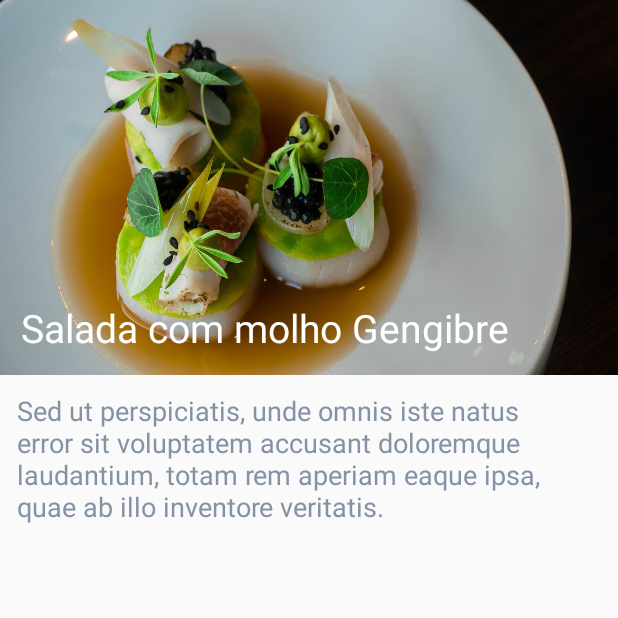
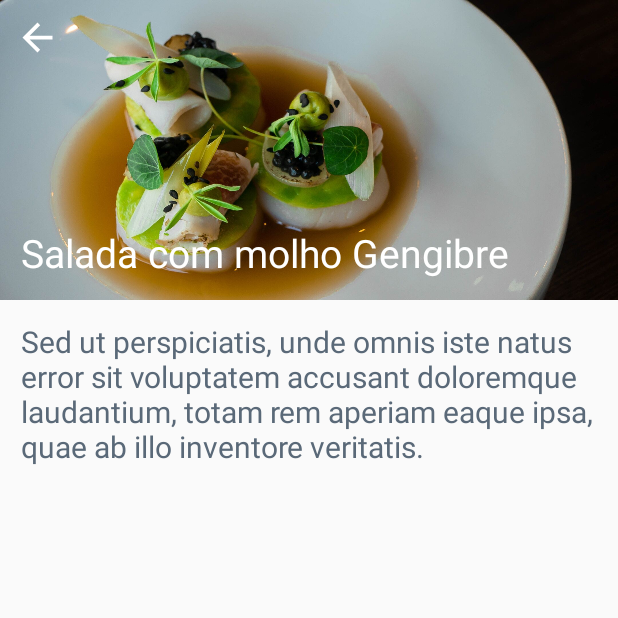
Before and after one commit to CamilaPelegrina/desafioAndroidCore, an Android app: the fragment FragmentDetails placed in its activity, after a tap on "Salada com molho Gengibre", on a phone screen of 412 x 824 dp, the top half of it. Run offline under Robolectric (Android 15) with nearby library versions, the phone set to English and light mode, and no system bars.

Commit message:
Ajuste Fragment Receita

```diff
--- a/app/src/main/java/com/example/digitalhousefoods/ui/DetailsAdapter.kt
+++ b/app/src/main/java/com/example/digitalhousefoods/ui/DetailsAdapter.kt
@@ -23,7 +23,7 @@ class DetailsAdapter(private val listReceitas: MutableList<Receitas>) :
         holder.itemView.setOnClickListener {
             MainActivity.fm.beginTransaction()
                 .replace(R.id.fragmentContainer, FragmentReceita(), null)
-                .addToBackStack(null).commit()
+                    .addToBackStack(null).commit()
         }
     }
 
--- a/app/src/main/java/com/example/digitalhousefoods/ui/FragmentDetails.kt
+++ b/app/src/main/java/com/example/digitalhousefoods/ui/FragmentDetails.kt
@@ -5,16 +5,16 @@ import android.view.LayoutInflater
 import android.view.View
 import android.view.ViewGroup
 import androidx.appcompat.app.AppCompatActivity
+import androidx.appcompat.widget.AppCompatButton
 import androidx.fragment.app.Fragment
+import androidx.navigation.fragment.findNavController
 import androidx.recyclerview.widget.GridLayoutManager
 import androidx.recyclerview.widget.RecyclerView
 import com.example.digitalhousefoods.R
 import com.example.digitalhousefoods.ui.model.Receitas
 
 class FragmentDetails : Fragment(){
-
     private var listReceitas = mutableListOf<Receitas>()
-
 
     override fun onCreateView(
         inflater: LayoutInflater,
@@ -22,8 +22,23 @@ class FragmentDetails : Fragment(){
         savedInstanceState: Bundle?
     ): View? {
         (activity as AppCompatActivity).supportActionBar?.hide()
-        return inflater.inflate(R.layout.recycler_details, container, false)
+        //(activity as AppCompatActivity).setTheme(R.style.CustomActionBarTheme)
+        //(activity as AppCompatActivity).supportActionBar?.setDisplayHomeAsUpEnabled(true)
+        //(activity as AppCompatActivity).supportActionBar?.title = ""
 
+        fun handleOnBackPressed() {
+            findNavController().navigate(R.id.action_fragmentDetails_to_fragmentHome)
+        }
+
+        val view: View = inflater.inflate(R.layout.recycler_details, container, false)
+        //view.btnBackDetail.setOnClickListener {
+          //  findNavController().navigate(R.id.action_fragmentDetails_to_fragmentHome)
+        //}
+        view.findViewById<AppCompatButton>(R.id.btnBackDetail).setOnClickListener{
+            MainActivity.fm.beginTransaction().replace(R.id.fragmentContainer, FragmentHome(), null)
+        }
+
+        return view
     }
 
     override fun onViewCreated(view: View, savedInstanceState: Bundle?) {
@@ -37,9 +52,7 @@ class FragmentDetails : Fragment(){
         recyclerView2.apply {
             layoutManager = GridLayoutManager(context, 2)
         }
-
     }
-
 
     private fun populateList() {
         listReceitas.clear()
--- a/app/src/main/java/com/example/digitalhousefoods/ui/FragmentHome.kt
+++ b/app/src/main/java/com/example/digitalhousefoods/ui/FragmentHome.kt
@@ -4,19 +4,21 @@ import android.os.Bundle
 import android.view.LayoutInflater
 import android.view.View
 import android.view.ViewGroup
+import androidx.appcompat.app.AppCompatActivity
 import androidx.fragment.app.Fragment
 import androidx.recyclerview.widget.LinearLayoutManager
 import androidx.recyclerview.widget.RecyclerView
 import com.example.digitalhousefoods.R
 import com.example.digitalhousefoods.ui.model.Restaurant
 
-
-
 class FragmentHome : Fragment() {
     private var listRestaurant = mutableListOf<Restaurant>()
 
     override fun onCreateView(inflater: LayoutInflater, container: ViewGroup?, savedInstanceState: Bundle?): View? {
-        return inflater.inflate(R.layout.fragment_home, container, false)
+        (activity as AppCompatActivity).supportActionBar?.setDisplayHomeAsUpEnabled(false)
+        val view: View = inflater.inflate(R.layout.fragment_home, container, false)
+
+        return  view
     }
 
     override fun onViewCreated(view: View, savedInstanceState: Bundle?) {
@@ -37,5 +39,4 @@ class FragmentHome : Fragment() {
         listRestaurant.add(Restaurant(R.drawable.image5,R.string.restaurant3, R.string.endereco3, R.string.horario3))
         listRestaurant.add(Restaurant(R.drawable.image3,R.string.restaurant4, R.string.endereco4, R.string.horario4))
         }
-
 }
--- a/app/src/main/java/com/example/digitalhousefoods/ui/FragmentReceita.kt
+++ b/app/src/main/java/com/example/digitalhousefoods/ui/FragmentReceita.kt
@@ -5,13 +5,26 @@ import android.view.LayoutInflater
 import android.view.View
 import android.view.ViewGroup
 import androidx.appcompat.app.AppCompatActivity
+import androidx.appcompat.widget.AppCompatButton
 import androidx.fragment.app.Fragment
 import com.example.digitalhousefoods.R
 
 class FragmentReceita : Fragment() {
     override fun onCreateView(inflater: LayoutInflater, container: ViewGroup?, savedInstanceState: Bundle?): View? {
         (activity as AppCompatActivity).supportActionBar?.hide()
-        return inflater.inflate(R.layout.fragment_receita, container, false)
+        //(activity as AppCompatActivity).supportActionBar?.setDisplayHomeAsUpEnabled(true)
+        //(activity as AppCompatActivity).supportActionBar?.title = ""
+
+        val view: View = inflater.inflate(R.layout.fragment_receita, container, false)
+       //view.btnBackReceita.setOnClickListener {
+         //   findNavController().navigate(R.id.action_fragmentReceita_to_fragmentDetails)
+        //}
+
+        view.findViewById<AppCompatButton>(R.id.btnBackReceita).setOnClickListener{
+            MainActivity.fm.beginTransaction().replace(R.id.fragmentContainer, FragmentDetails(), null)
+        }
+
+        return view
     }
 
 }
--- a/app/src/main/java/com/example/digitalhousefoods/ui/LoginActivity.kt
+++ b/app/src/main/java/com/example/digitalhousefoods/ui/LoginActivity.kt
@@ -3,13 +3,13 @@ package com.example.digitalhousefoods.ui
 import android.content.Intent
 import android.os.Bundle
 import androidx.appcompat.app.AppCompatActivity
-import androidx.core.content.ContextCompat.startActivity
 import com.example.digitalhousefoods.R
 import kotlinx.android.synthetic.main.activity_login.*
 
 class LoginActivity : AppCompatActivity() {
     override fun onCreate(savedInstanceState: Bundle?) {
         setTheme(R.style.AppTheme)
+        supportActionBar
         super.onCreate(savedInstanceState)
         setContentView(R.layout.activity_login)
 
@@ -23,12 +23,12 @@ class LoginActivity : AppCompatActivity() {
 
     }
 
-    fun callMain(){
+    private fun callMain(){
         val intent = Intent(this, MainActivity::class.java)
         startActivity(intent)
         }
 
-    fun callCadastro(){
+    private fun callCadastro(){
         val intent = Intent(this, RegisterActivity::class.java)
         startActivity(intent)
     }
--- a/app/src/main/java/com/example/digitalhousefoods/ui/MainActivity.kt
+++ b/app/src/main/java/com/example/digitalhousefoods/ui/MainActivity.kt
@@ -13,8 +13,10 @@ class MainActivity : AppCompatActivity() {
 
 
     override fun onCreate(savedInstanceState: Bundle?) {
+
         super.onCreate(savedInstanceState)
         setContentView(R.layout.activity_main)
+
 
         fm = supportFragmentManager
         fm.beginTransaction().add(R.id.fragmentContainer, FragmentHome(), null).commit()
--- a/app/src/main/java/com/example/digitalhousefoods/ui/RestaurantAdapter.kt
+++ b/app/src/main/java/com/example/digitalhousefoods/ui/RestaurantAdapter.kt
@@ -8,13 +8,23 @@ import android.widget.TextView
 import androidx.recyclerview.widget.RecyclerView
 import com.example.digitalhousefoods.R
 import com.example.digitalhousefoods.ui.model.Restaurant
+import kotlin.properties.Delegates
 
 class RestaurantAdapter(private val listRestaurant: MutableList<Restaurant>) :
     RecyclerView.Adapter<RestaurantAdapter.RestaurantViewHolder>() {
+
+    private var txtName by Delegates.notNull<Int>()
+    private var imageView by Delegates.notNull<Int>()
+    private var listDados = ArrayList<Int>()
+
     override fun onCreateViewHolder(parent: ViewGroup, viewType: Int): RestaurantViewHolder {
-        val view = LayoutInflater.from(parent.context).inflate(R.layout.recycler_restaurant, parent, false)
+
+        val view =
+            LayoutInflater.from(parent.context).inflate(R.layout.recycler_restaurant, parent, false)
+
         return RestaurantViewHolder(view)
     }
+
 
     override fun onBindViewHolder(holder: RestaurantViewHolder, position: Int) {
         holder.imageView.setImageResource(listRestaurant[position].image)
@@ -22,9 +32,11 @@ class RestaurantAdapter(private val listRestaurant: MutableList<Restaurant>) :
         holder.txtLocation.setText(listRestaurant[position].endereco)
         holder.txtHorarios.setText(listRestaurant[position].horario)
 
+
         holder.itemView.setOnClickListener {
+
             MainActivity.fm.beginTransaction().replace(R.id.fragmentContainer, FragmentDetails(), null)
-                .addToBackStack(null).commit()
+             .addToBackStack(null).commit()
         }
     }
 
@@ -38,4 +50,5 @@ class RestaurantAdapter(private val listRestaurant: MutableList<Restaurant>) :
         var txtLocation: TextView = itemView.findViewById(R.id.txtRecyclerRestaurantEndereco)
         var txtHorarios: TextView = itemView.findViewById(R.id.txtRecyclerRestaurantHorario)
     }
+
 }
--- /dev/null
+++ b/app/src/main/res/drawable/ic_baseline_arrow_back_24.xml
@@ -0,0 +1,5 @@
+<vector android:height="24dp" android:tint="#FFFFFF"
+    android:viewportHeight="24" android:viewportWidth="24"
+    android:width="24dp" xmlns:android="http://schemas.android.com/apk/res/android">
+    <path android:fillColor="@android:color/white" android:pathData="M20,11H7.83l5.59,-5.59L12,4l-8,8 8,8 1.41,-1.41L7.83,13H20v-2z"/>
+</vector>
--- a/app/src/main/res/layout/activity_main.xml
+++ b/app/src/main/res/layout/activity_main.xml
@@ -6,4 +6,5 @@
     android:layout_width="match_parent"
     android:layout_height="match_parent"
     android:backgroundTint="@color/background_recycler"
-    tools:context=".ui.MainActivity" />
+    tools:context=".ui.MainActivity"
+    android:theme="@style/Theme.AppCompat.Light"/>
--- a/app/src/main/res/layout/fragment_receita.xml
+++ b/app/src/main/res/layout/fragment_receita.xml
@@ -1,26 +1,46 @@
 <?xml version="1.0" encoding="utf-8"?>
+
 <LinearLayout xmlns:android="http://schemas.android.com/apk/res/android"
-    android:orientation="vertical" android:layout_width="match_parent"
-    android:layout_height="match_parent">
+xmlns:app="http://schemas.android.com/apk/res-auto"
+xmlns:tools="http://schemas.android.com/tools"
+android:layout_width="match_parent"
+android:layout_height="match_parent"
+android:orientation="vertical"
+tools:context="ui.FragmentHome">
+
+    <androidx.constraintlayout.widget.ConstraintLayout
+        android:layout_width="match_parent"
+        android:layout_height="wrap_content">
+
+        <Button
+            android:id="@+id/btnBackReceita"
+            android:layout_width="30dp"
+            android:layout_height="30dp"
+            android:background="@drawable/ic_baseline_arrow_back_24"
+            app:layout_constraintStart_toStartOf="parent"
+            app:layout_constraintTop_toTopOf="parent"
+            android:layout_margin="10dp"/>
 
         <TextView
             android:id="@+id/txtHeader"
             android:layout_width="match_parent"
-        android:layout_height="250dp"
+            android:layout_height="200dp"
+            android:background="@drawable/image4"
             android:gravity="bottom"
             android:padding="14dp"
+            android:text="@string/receita"
             android:textColor="#FFFFFF"
             android:textSize="26sp"
-        android:background="@drawable/image4"
-        android:text="@string/receita"/>
+            tools:layout_editor_absoluteX="16dp"
+            tools:layout_editor_absoluteY="0dp" />
+    </androidx.constraintlayout.widget.ConstraintLayout>
+
     <TextView
         android:layout_width="match_parent"
-        android:layout_height="match_parent"
+        android:layout_height="wrap_content"
+        android:padding="14dp"
         android:text="@string/descricao"
-        android:textSize="18sp"
-        android:layout_margin="11dp"
-        android:textColor="#8492A6">
-
-    </TextView>
+        android:textColor="#5A6978"
+        android:textSize="20dp" />
 
 </LinearLayout>
--- a/app/src/main/res/values/styles.xml
+++ b/app/src/main/res/values/styles.xml
@@ -6,11 +6,16 @@
         <item name="colorPrimary">@color/colorPrimary</item>
         <item name="colorPrimaryDark">@color/colorPrimaryDark</item>
         <item name="colorAccent">@color/colorButtons</item>
+        <item name="android:windowActionBar">true</item>
+        <item name="android:windowActionModeOverlay">true</item>
     </style>
 
     <!-- Splash Screen theme. -->
-    <style name="SplashTheme" parent="Theme.AppCompat.Light.NoActionBar">
+    <style name="SplashTheme" parent="Theme.AppCompat">
+        <item name="colorPrimaryDark">@color/colorPrimaryDark</item>
         <item name="android:windowBackground">@drawable/splashscreen</item>
+        <item name="android:windowActionModeOverlay">true</item>
+        <item name="android:windowActionBar">true</item>
     </style>
 
     <style name="DetailText">
```
Also changed, not shown: app/src/main/res/layout/recycler_details.xml (+20 -3 lines), app/src/main/res/navigation/nav_graph.xml (added, +66 -0 lines). Lines whose indentation alone changed are shown as unchanged.
